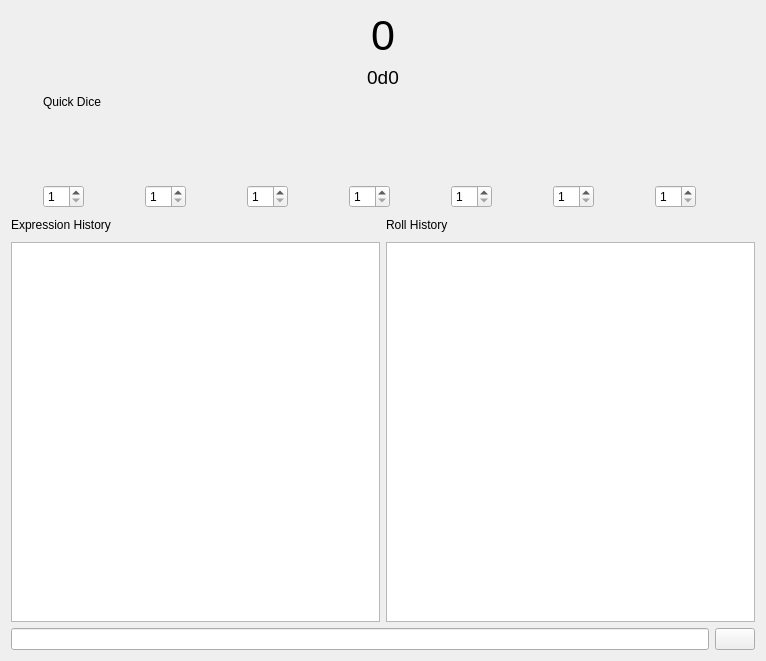
This is dicerollwidget.ui in ganelonhb/QDMSuite as Qt 5 draws it before an edit. The edited form follows.
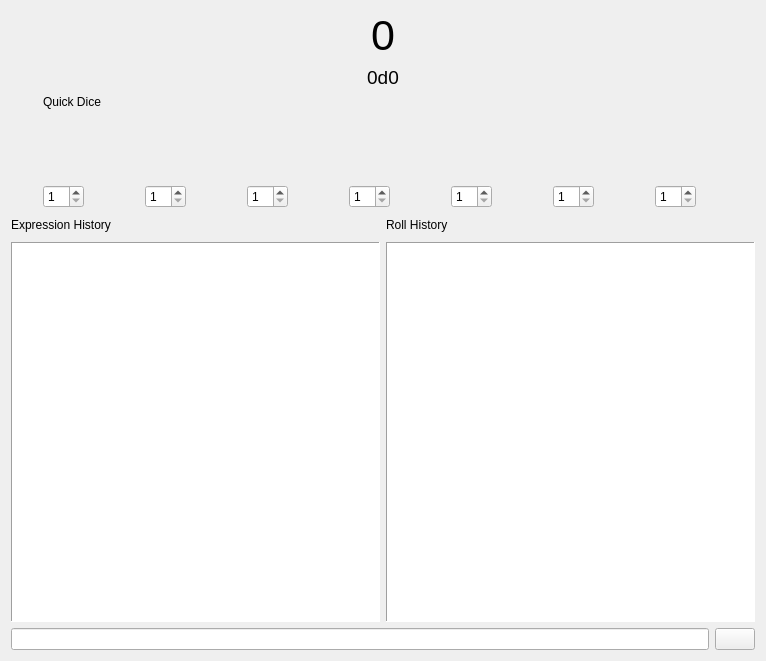
This is the edited form. Icons and pictures are not drawn. Custom widgets are drawn as their Qt base class.

Commit message: dice roller buttons now light up when hovered over to further hint that they can be presed.

Diff of the .ui file:
```diff
--- a/dicerollwidget.ui
+++ b/dicerollwidget.ui
@@ -15,10 +15,18 @@
   </property>
   <layout class="QGridLayout" name="gridLayout_2">
    <item row="5" column="0">
-    <widget class="QTextEdit" name="expressionHistoryTextEdit"/>
+    <widget class="QTextEdit" name="expressionHistoryTextEdit">
+     <property name="frameShape">
+      <enum>QFrame::Shape::Panel</enum>
+     </property>
+    </widget>
    </item>
    <item row="5" column="1">
-    <widget class="QListWidget" name="rollsHistoryList"/>
+    <widget class="QListWidget" name="rollsHistoryList">
+     <property name="frameShape">
+      <enum>QFrame::Shape::Panel</enum>
+     </property>
+    </widget>
    </item>
    <item row="6" column="0" colspan="2">
     <layout class="QHBoxLayout" name="horizontalLayout_3">
```
Left out of the diff: 27 changed lines with no effect on the pictures. The commit also changes 7 other files.
